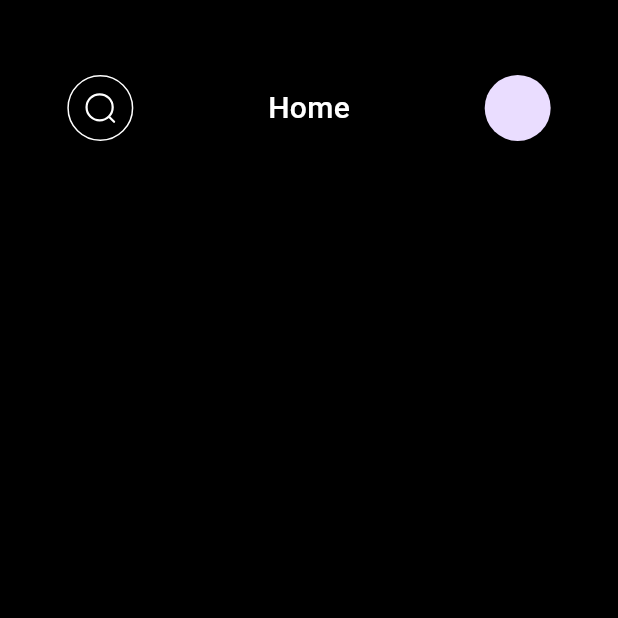
After one commit to a7iiid/chat_box, a Flutter app: the Home screen opened by its route, on a phone screen of 412 x 824 dp, the top half of it. The commit adds this screen. Run offline on Flutter 3.47's test engine with Material 3 defaults, Android fonts, the phone set to English and light mode, and no system bars; our stand-ins replace firebase_auth, firebase_core, flutter_svg, go_router; missing offline and left inert: dart:ffi; accounts and stored records are empty; Roboto replaces fonts that are missing (Caros).

Commit message:
heder home page

```diff
--- a/lib/core/assets.dart
+++ b/lib/core/assets.dart
@@ -16,4 +16,8 @@ class Assets {
   /// Assets for imageLogo
   /// assets/image/logo.svg
   static const String imageLogo = "assets/image/logo.svg";
+
+  /// Assets for imageSearch
+  /// assets/image/Search.svg
+  static const String imageSearch = "assets/image/Search.svg";
 }
--- a/lib/feturs/home/Home.dart
+++ b/lib/feturs/home/Home.dart
@@ -1,10 +1,14 @@
 import 'package:flutter/material.dart';
+
+import 'view/home_body.dart';
 
 class Home extends StatelessWidget {
   const Home({super.key});
 
   @override
   Widget build(BuildContext context) {
-    return const Placeholder();
+    return Scaffold(
+      body: HomeBody(),
+    );
   }
 }
--- /dev/null
+++ b/lib/feturs/home/view/home_body.dart
@@ -0,0 +1,31 @@
+import 'dart:ffi';
+
+import 'package:chat_app/core/assets.dart';
+import 'package:chat_app/core/utils/app_style.dart';
+import 'package:flutter/material.dart';
+import 'package:flutter_svg/flutter_svg.dart';
+
+import '../widget/hedar_home.dart';
+
+class HomeBody extends StatelessWidget {
+  const HomeBody({super.key});
+
+  @override
+  Widget build(BuildContext context) {
+    return Stack(
+      clipBehavior: Clip.none,
+      children: [
+        Container(
+          height: double.infinity,
+          width: double.infinity,
+          color: Colors.black,
+        ),
+        Positioned(
+          width: MediaQuery.sizeOf(context).width,
+          top: 50,
+          child: const HedarHome(),
+        )
+      ],
+    );
+  }
+}
--- /dev/null
+++ b/lib/feturs/home/widget/hedar_home.dart
@@ -0,0 +1,40 @@
+import 'package:chat_app/core/assets.dart';
+import 'package:chat_app/core/utils/app_style.dart';
+import 'package:flutter/material.dart';
+import 'package:flutter_svg/flutter_svg.dart';
+
+class HedarHome extends StatelessWidget {
+  const HedarHome({
+    super.key,
+  });
+
+  @override
+  Widget build(BuildContext context) {
+    return Row(
+      mainAxisSize: MainAxisSize.max,
+      mainAxisAlignment: MainAxisAlignment.spaceAround,
+      children: [
+        Container(
+          width: 44,
+          height: 44,
+          decoration: const ShapeDecoration(
+            shape: OvalBorder(
+              side: BorderSide(color: Colors.white, width: 1.0),
+            ),
+          ),
+          child: IconButton(
+            icon: SvgPicture.asset(Assets.imageSearch),
+            onPressed: () {},
+          ),
+        ),
+        Text(
+          "Home",
+          style: AppStyle.medium20.copyWith(color: Colors.white),
+        ),
+        CircleAvatar(
+          radius: 22,
+        )
+      ],
+    );
+  }
+}
```
Also changed, not shown: assets/image/Search.svg (added).
